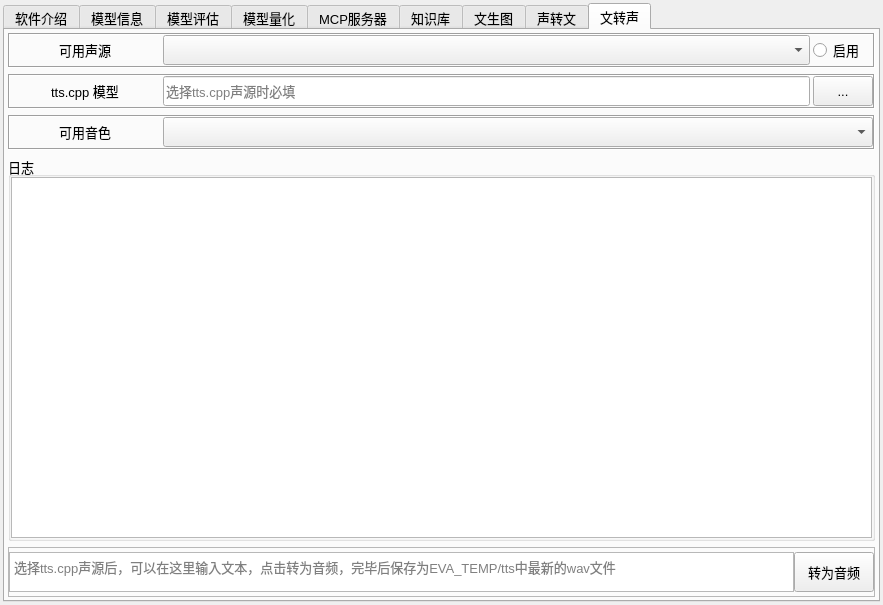
The window that src/expend/expend.ui (ylsdamxssjxxdd/eva) describes before a commit, drawn with Qt 5.
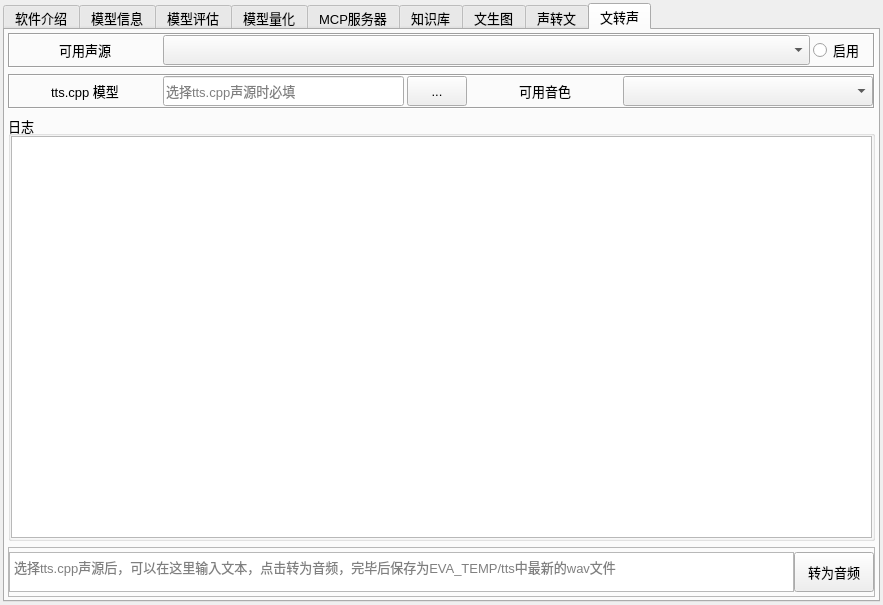
The same window after the commit. The open tabs and pages were chosen to show the change. Custom widgets are drawn as their Qt base class.

What changed in the file:
```diff
--- a/src/expend/expend.ui
+++ b/src/expend/expend.ui
@@ -37,7 +37,7 @@
       </font>
      </property>
      <property name="currentIndex">
-      <number>0</number>
+      <number>8</number>
      </property>
      <widget class="QWidget" name="tab_1">
       <attribute name="title">
@@ -3273,31 +3273,28 @@
             </property>
            </widget>
           </item>
-         </layout>
-        </widget>
-       </item>
        <item>
         <widget class="QFrame" name="speech_voice_frame">
          <property name="minimumSize">
           <size>
            <width>0</width>
-           <height>35</height>
+              <height>0</height>
           </size>
          </property>
          <property name="maximumSize">
           <size>
            <width>16777215</width>
-           <height>35</height>
+              <height>16777215</height>
           </size>
          </property>
          <property name="frameShape">
-          <enum>QFrame::Box</enum>
+             <enum>QFrame::NoFrame</enum>
          </property>
          <property name="frameShadow">
-          <enum>QFrame::Sunken</enum>
+             <enum>QFrame::Plain</enum>
          </property>
          <property name="lineWidth">
-          <number>1</number>
+             <number>0</number>
          </property>
          <layout class="QHBoxLayout" name="horizontalLayout_42">
           <property name="spacing">
@@ -3344,16 +3341,19 @@
             </property>
             <property name="minimumSize">
              <size>
-              <width>0</width>
+                 <width>250</width>
               <height>30</height>
              </size>
             </property>
             <property name="maximumSize">
              <size>
-              <width>16777215</width>
+                 <width>250</width>
               <height>30</height>
              </size>
             </property>
+              </widget>
+             </item>
+            </layout>
            </widget>
           </item>
          </layout>
```
Lines whose indentation alone changed are shown as unchanged.
